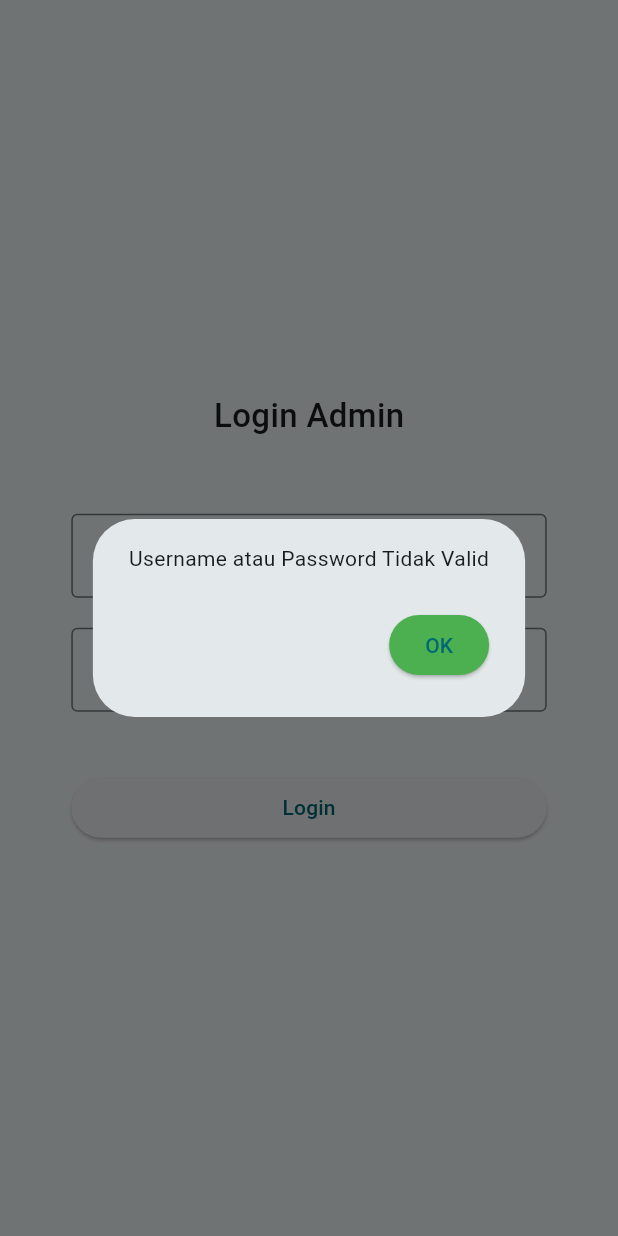
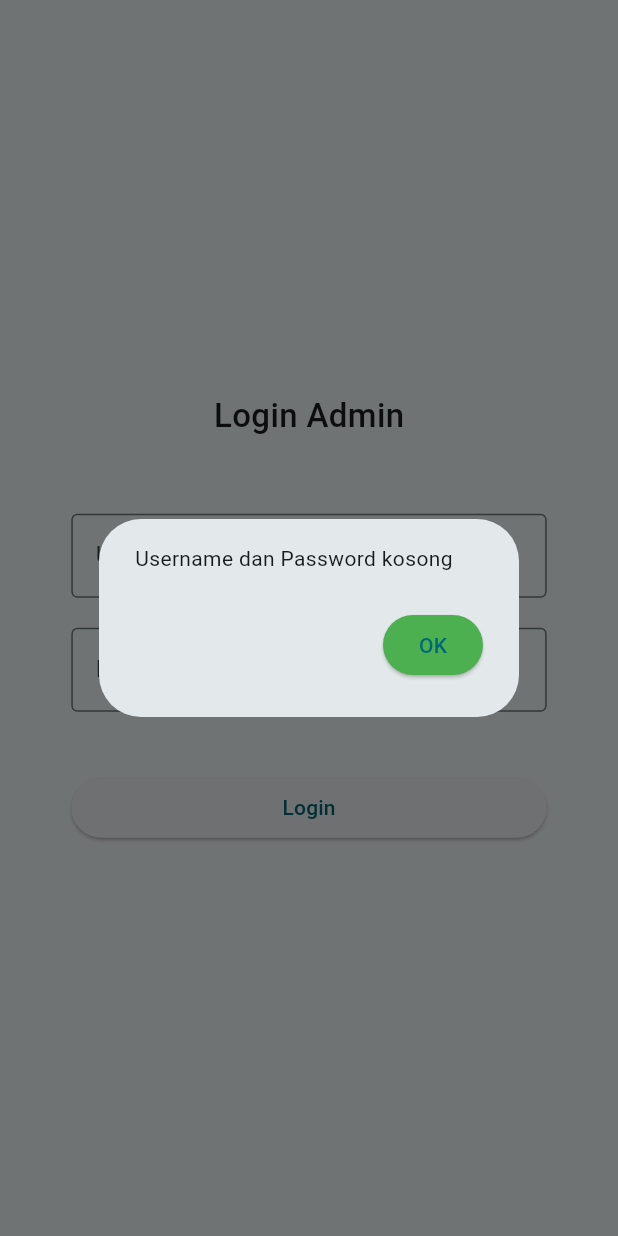
Before and after one commit to kanzankazu/Kanzan_Flutter_Learn, a Flutter app: the Login screen opened directly, after a tap on "Login", on a phone screen of 412 x 824 dp. Run offline on Flutter 3.47's test engine with Material 3 defaults, Android fonts, the phone set to English and light mode, and no system bars; our stand-ins replace dio, shared_preferences; accounts and stored records are empty.

```diff
--- a/lib/helper/login_service.dart
+++ b/lib/helper/login_service.dart
@@ -1,39 +1,30 @@
-import 'package:belajar_1/helper/api_client.dart';
-import 'package:belajar_1/model/poli.dart';
-import 'package:dio/dio.dart';
+import 'package:belajar_1/helper/user_info.dart';
 
-class PoliService {
-  Future<List<Poli>> listData() async {
-    final Response response = await ApiClient().get('poli');
-    final List data = response.data as List;
-    List<Poli> result = data.map((json) => Poli.fromJson(json)).toList();
-    return result;
+class LoginService {
+  Future<(bool, String)> login(String username, String password) async {
+    bool isLogin = false;
+    String errorMessage = "";
+    if (username == 'admin' && password == 'admin') {
+      await UserInfo().setToken("admin");
+      await UserInfo().setUserID("1");
+      await UserInfo().setUsername("admin");
+      errorMessage = "";
+      isLogin = true;
+    } else if (username.isEmpty && password.isEmpty) {
+      errorMessage = "Username dan Password kosong";
+      isLogin = false;
+    } else if (username.isEmpty || password.isEmpty) {
+      errorMessage = "Username atau Password ada yang kosong";
+      isLogin = false;
+    } else {
+      errorMessage = "Username atau Password Tidak Valid";
+      isLogin = false;
+    }
+    return (isLogin, errorMessage);
   }
 
-  Future<Poli> simpan(Poli poli) async {
-    var data = poli.toJson();
-    final Response response = await ApiClient().post('poli', data);
-    Poli result = Poli.fromJson(response.data);
-    return result;
-  }
-
-  Future<Poli> ubah(Poli poli, String id) async {
-    var data = poli.toJson();
-    final Response response = await ApiClient().put('poli/${id}', data);
-    print(response);
-    Poli result = Poli.fromJson(response.data);
-    return result;
-  }
-
-  Future<Poli> getById(String id) async {
-    final Response response = await ApiClient().get('poli/${id}');
-    Poli result = Poli.fromJson(response.data);
-    return result;
-  }
-
-  Future<Poli> hapus(Poli poli) async {
-    final Response response = await ApiClient().delete('poli/${poli.id}');
-    Poli result = Poli.fromJson(response.data);
-    return result;
+  Future<bool> logout() async {
+    await UserInfo().logout();
+    return true;
   }
 }
--- a/lib/helper/poli_service.dart
+++ b/lib/helper/poli_service.dart
@@ -1,19 +1,40 @@
-import 'package:belajar_1/helper/user_info.dart';
+import 'package:belajar_1/helper/api_client.dart';
+import 'package:belajar_1/model/poli.dart';
+import 'package:dio/dio.dart';
+import 'package:flutter/foundation.dart';
 
-class LoginService {
-  Future<bool> login(String username, String password) async {
-    bool isLogin = false;
-    if (username == 'admin' && password == 'admin') {
-      await UserInfo().setToken("admin");
-      await UserInfo().setUserID("1");
-      await UserInfo().setUsername("admin");
-      isLogin = true;
-    }
-    return isLogin;
+class PoliService {
+  Future<List<Poli>> listData() async {
+    final Response response = await ApiClient().get('poli');
+    final List data = response.data as List;
+    List<Poli> result = data.map((json) => Poli.fromJson(json)).toList();
+    return result;
   }
 
-  Future<bool> logout() async {
-    await UserInfo().logout();
-    return true;
+  Future<Poli> simpan(Poli poli) async {
+    var data = poli.toJson();
+    final Response response = await ApiClient().post('poli', data);
+    Poli result = Poli.fromJson(response.data);
+    return result;
+  }
+
+  Future<Poli> ubah(Poli poli, String id) async {
+    var data = poli.toJson();
+    final Response response = await ApiClient().put('poli/$id', data);
+    if (kDebugMode) print(response);
+    Poli result = Poli.fromJson(response.data);
+    return result;
+  }
+
+  Future<Poli> getById(String id) async {
+    final Response response = await ApiClient().get('poli/$id');
+    Poli result = Poli.fromJson(response.data);
+    return result;
+  }
+
+  Future<Poli> hapus(Poli poli) async {
+    final Response response = await ApiClient().delete('poli/${poli.id}');
+    Poli result = Poli.fromJson(response.data);
+    return result;
   }
 }
--- a/lib/main.dart
+++ b/lib/main.dart
@@ -1,12 +1,13 @@
 import 'package:belajar_1/helper/user_info.dart';
 import 'package:belajar_1/ui/beranda.dart';
 import 'package:belajar_1/ui/login.dart';
+import 'package:flutter/foundation.dart';
 import 'package:flutter/material.dart';
 
 Future<void> main() async {
   WidgetsFlutterBinding.ensureInitialized();
   var token = await UserInfo().getToken();
-  print(token);
+  if (kDebugMode) print(token);
   runApp(MyApp(token: token));
 }
 
@@ -24,7 +25,7 @@ class MyApp extends StatelessWidget {
         colorScheme: ColorScheme.fromSeed(seedColor: Colors.white),
         useMaterial3: true,
       ),
-      home: token == null ? Login() : Beranda(),
+      home: token == null ? const Login() : const Beranda(),
     );
   }
 }
--- a/lib/model/poli.dart
+++ b/lib/model/poli.dart
@@ -7,7 +7,10 @@ class Poli {
   isNull(Poli? poli) => poli == null;
 
   factory Poli.fromJson(Map<String, dynamic> json) {
-    return Poli(id: json["id"], namaPoli: json["nama_poli"]);
+    return Poli(
+      id: json["id"],
+      namaPoli: json["nama_poli"],
+    );
   }
 
   Map<String, dynamic> toJson() => {"nama_poli": namaPoli};
--- a/lib/ui/login.dart
+++ b/lib/ui/login.dart
@@ -1,8 +1,7 @@
-// ignore_for_file: prefer_const_constructors
-
-import 'package:belajar_1/helper/poli_service.dart';
 import 'package:belajar_1/ui/beranda.dart';
 import 'package:flutter/material.dart';
+
+import '../helper/login_service.dart';
 
 class Login extends StatefulWidget {
   const Login({super.key});
@@ -26,12 +25,12 @@ class LoginState extends State<Login> {
           child: Column(
             mainAxisAlignment: MainAxisAlignment.center,
             children: [
-              Text("Login Admin",
+              const Text("Login Admin",
                   style: TextStyle(
                     fontSize: 22,
                     fontWeight: FontWeight.w500,
                   )),
-              SizedBox(
+              const SizedBox(
                 height: 50,
               ),
               Center(
@@ -42,9 +41,9 @@ class LoginState extends State<Login> {
                     child: Column(
                       children: [
                         _usernameTextField(),
-                        SizedBox(height: 20),
+                        const SizedBox(height: 20),
                         _passwordTextField(),
-                        SizedBox(height: 40),
+                        const SizedBox(height: 40),
                         _tombolLogin(),
                       ],
                     ),
@@ -60,14 +59,14 @@ class LoginState extends State<Login> {
 
   Widget _usernameTextField() {
     return TextFormField(
-      decoration: InputDecoration(border: OutlineInputBorder(), labelText: "Username"),
+      decoration: const InputDecoration(border: OutlineInputBorder(), labelText: "Username"),
       controller: _usernameCtrl,
     );
   }
 
   Widget _passwordTextField() {
     return TextFormField(
-      decoration: InputDecoration(border: OutlineInputBorder(), labelText: "Password"),
+      decoration: const InputDecoration(border: OutlineInputBorder(), labelText: "Password"),
       obscureText: true,
       controller: _passwordCtrl,
     );
@@ -77,16 +76,16 @@ class LoginState extends State<Login> {
     return SizedBox(
       width: MediaQuery.of(context).size.width,
       child: ElevatedButton(
-          child: Text("Login"),
+          child: const Text("Login"),
           onPressed: () async {
             String username = _usernameCtrl.text;
             String password = _passwordCtrl.text;
             await LoginService().login(username, password).then((value) {
-              if (value == true) {
-                Navigator.pushReplacement(context, MaterialPageRoute(builder: (context) => Beranda()));
+              if (value.$1 == true) {
+                Navigator.pushReplacement(context, MaterialPageRoute(builder: (context) => const Beranda()));
               } else {
                 AlertDialog alertDialog = AlertDialog(
-                  content: const Text("Username atau Password Tidak Valid"),
+                  content: Text(value.$2),
                   actions: [
                     ElevatedButton(
                       onPressed: () {
--- a/lib/ui/poli/poli_item.dart
+++ b/lib/ui/poli/poli_item.dart
@@ -14,7 +14,7 @@ class PoliItem extends StatelessWidget {
         Navigator.push(context, MaterialPageRoute(builder: (context) => PoliDetail(poli: poli)));
       },
       child: Container(
-        padding: const EdgeInsets.only(bottom: 16),
+        padding: const EdgeInsets.only(bottom: 8),
         child: Card(
           child: ListTile(
             title: Text(poli.namaPoli),
--- a/lib/ui/sidebar.dart
+++ b/lib/ui/sidebar.dart
@@ -1,8 +1,9 @@
-import 'package:belajar_1/helper/poli_service.dart';
 import 'package:belajar_1/ui/beranda.dart';
 import 'package:belajar_1/ui/login.dart';
 import 'package:belajar_1/ui/poli/poli_page.dart';
 import 'package:flutter/material.dart';
+
+import '../helper/login_service.dart';
 
 class Sidebar extends StatelessWidget {
   const Sidebar({super.key});
```
Also changed, not shown: lib/helper/api_client.dart (+7 -5 lines), lib/ui/poli/poli_page.dart (+35 -8 lines).
